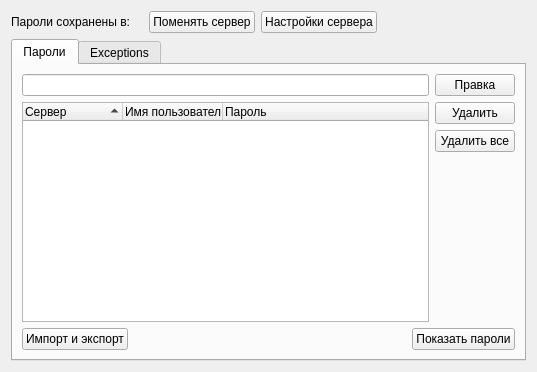
The window that src/lib/preferences/autofillmanager.ui (tenrok/kclient3) describes before a commit, drawn with Qt 5.
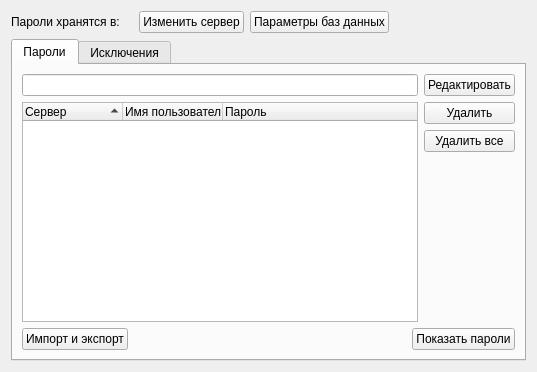
The same window after the commit. Custom widgets are drawn as their Qt base class.

```diff
--- a/src/lib/preferences/autofillmanager.ui
+++ b/src/lib/preferences/autofillmanager.ui
@@ -22,7 +22,7 @@
         </sizepolicy>
        </property>
        <property name="text">
-        <string>Пароли сохранены в:</string>
+        <string>&lt;html&gt;&lt;head/&gt;&lt;body&gt;&lt;p&gt;Пароли хранятся в:&lt;/p&gt;&lt;/body&gt;&lt;/html&gt;</string>
        </property>
       </widget>
      </item>
@@ -32,14 +32,14 @@
      <item>
       <widget class="QPushButton" name="changeBackend">
        <property name="text">
-        <string>Поменять сервер</string>
+        <string>Изменить сервер</string>
        </property>
       </widget>
      </item>
      <item>
       <widget class="QPushButton" name="backendOptions">
        <property name="text">
-        <string>Настройки сервера</string>
+        <string>Параметры баз данных</string>
        </property>
       </widget>
      </item>
@@ -151,7 +151,7 @@
          <item>
           <widget class="QPushButton" name="editPass">
            <property name="text">
-            <string>Правка</string>
+            <string>Редактировать</string>
            </property>
           </widget>
          </item>
@@ -188,7 +188,7 @@
      </widget>
      <widget class="QWidget" name="tabExcept">
       <attribute name="title">
-       <string>Exceptions</string>
+       <string>Исключения</string>
       </attribute>
       <layout class="QHBoxLayout" name="horizontalLayout_3">
        <item>
```
